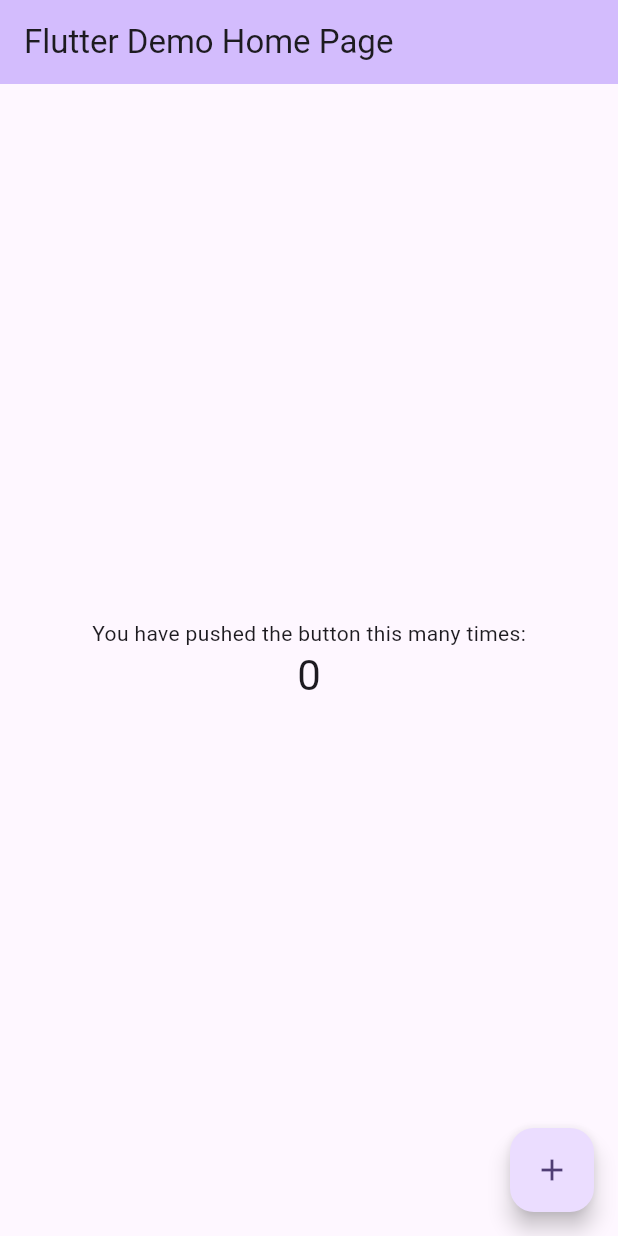
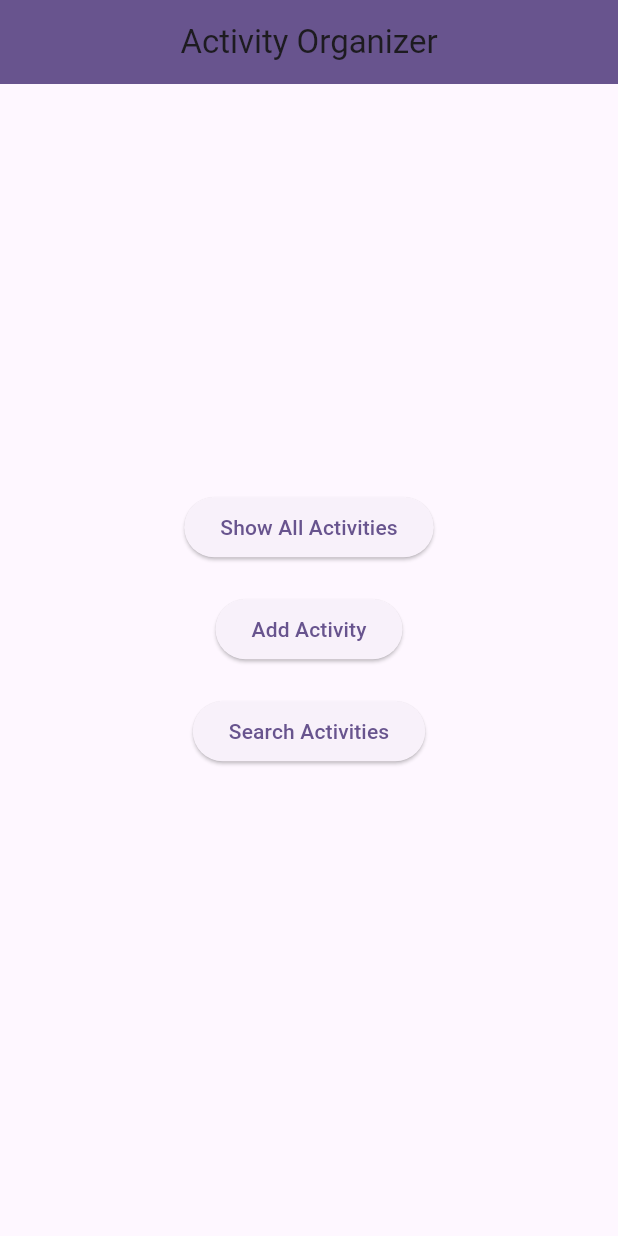
Before and after one commit to LogaPoe/HW8, a Flutter app: the screen it shows after launch, on a phone screen of 412 x 824 dp. Run offline on Flutter 3.47's test engine with Material 3 defaults, Android fonts, the phone set to English and light mode, and no system bars; our stand-ins replace cloud_firestore, firebase_core; accounts and stored records are empty.

```diff
--- a/code/lib/main.dart
+++ b/code/lib/main.dart
@@ -1,125 +1,225 @@
 import 'package:flutter/material.dart';
+import 'package:firebase_core/firebase_core.dart';
+import 'firebase_options.dart';
+import 'package:cloud_firestore/cloud_firestore.dart';
 
-void main() {
-  runApp(const MyApp());
+void main() async {
+  WidgetsFlutterBinding.ensureInitialized();
+  await Firebase.initializeApp(
+    options: DefaultFirebaseOptions.currentPlatform,
+  );
+  runApp(const ActivityManagerApp());
 }
 
-class MyApp extends StatelessWidget {
-  const MyApp({super.key});
+class ActivityManagerApp extends StatelessWidget {
+  const ActivityManagerApp({super.key});
 
-  // This widget is the root of your application.
   @override
   Widget build(BuildContext context) {
     return MaterialApp(
-      title: 'Flutter Demo',
+      title: 'Activity Organizer',
       theme: ThemeData(
-        // This is the theme of your application.
-        //
-        // TRY THIS: Try running your application with "flutter run". You'll see
-        // the application has a purple toolbar. Then, without quitting the app,
-        // try changing the seedColor in the colorScheme below to Colors.green
-        // and then invoke "hot reload" (save your changes or press the "hot
-        // reload" button in a Flutter-supported IDE, or press "r" if you used
-        // the command line to start the app).
-        //
-        // Notice that the counter didn't reset back to zero; the application
-        // state is not lost during the reload. To reset the state, use hot
-        // restart instead.
-        //
-        // This works for code too, not just values: Most code changes can be
-        // tested with just a hot reload.
         colorScheme: ColorScheme.fromSeed(seedColor: Colors.deepPurple),
         useMaterial3: true,
       ),
-      home: const MyHomePage(title: 'Flutter Demo Home Page'),
+      home: const ActivityDashboard(title: 'Activity Organizer'),
     );
   }
 }
 
-class MyHomePage extends StatefulWidget {
-  const MyHomePage({super.key, required this.title});
-
-  // This widget is the home page of your application. It is stateful, meaning
-  // that it has a State object (defined below) that contains fields that affect
-  // how it looks.
-
-  // This class is the configuration for the state. It holds the values (in this
-  // case the title) provided by the parent (in this case the App widget) and
-  // used by the build method of the State. Fields in a Widget subclass are
-  // always marked "final".
-
+class ActivityDashboard extends StatefulWidget {
+  const ActivityDashboard({super.key, required this.title});
   final String title;
 
   @override
-  State<MyHomePage> createState() => _MyHomePageState();
+  State<ActivityDashboard> createState() => _ActivityDashboardState();
 }
 
-class _MyHomePageState extends State<MyHomePage> {
-  int _counter = 0;
+class _ActivityDashboardState extends State<ActivityDashboard> {
+  final TextEditingController _dateController = TextEditingController();
+  final TextEditingController _startController = TextEditingController();
+  final TextEditingController _endController = TextEditingController();
+  final TextEditingController _activityNameController = TextEditingController();
+  final TextEditingController _tagsController = TextEditingController();
 
-  void _incrementCounter() {
+  final TextEditingController _searchDateController = TextEditingController();
+  final TextEditingController _searchTagController = TextEditingController();
+  final TextEditingController _searchNameController = TextEditingController();
+
+  String _feedbackMessage = '';
+
+  Future<void> _createActivity() async {
+    try {
+      await FirebaseFirestore.instance.collection('activities').add({
+        'date': _dateController.text,
+        'startTime': _startController.text,
+        'endTime': _endController.text,
+        'name': _activityNameController.text,
+        'tags': _tagsController.text,
+      });
+
       setState(() {
-      // This call to setState tells the Flutter framework that something has
-      // changed in this State, which causes it to rerun the build method below
-      // so that the display can reflect the updated values. If we changed
-      // _counter without calling setState(), then the build method would not be
-      // called again, and so nothing would appear to happen.
-      _counter++;
+        _feedbackMessage = 'Activity added: ${_activityNameController.text}';
       });
+    } catch (e) {
+      setState(() {
+        _feedbackMessage = 'Error adding activity: $e';
+      });
+    }
+  }
+
+  Future<void> _listActivities() async {
+    try {
+      QuerySnapshot snapshot =
+      await FirebaseFirestore.instance.collection('activities').get();
+      List<QueryDocumentSnapshot> activities = snapshot.docs;
+
+      _showActivityDialog(activities);
+    } catch (e) {
+      setState(() {
+        _feedbackMessage = 'Unable to retrieve activities: $e';
+      });
+    }
+  }
+
+  void _showActivityDialog(List<QueryDocumentSnapshot> activities) {
+    showDialog(
+      context: context,
+      builder: (BuildContext context) {
+        return AlertDialog(
+          title: const Text('All Activities'),
+          content: SingleChildScrollView(
+            child: ListBody(
+              children: activities.map((activity) {
+                Map<String, dynamic> data = activity.data() as Map<String, dynamic>;
+                String activityId = activity.id;
+
+                return ListTile(
+                  title: Text(data['name'] ?? 'Unnamed Activity'),
+                  subtitle: Text(
+                    '${data['date']} from ${data['startTime']} to ${data['endTime']} [Tags: ${data['tags']}]',
+                  ),
+                  trailing: IconButton(
+                    icon: const Icon(Icons.delete, color: Colors.red),
+                    onPressed: () {
+                      _deleteActivity(activityId);
+                      Navigator.of(context).pop();
+                      _listActivities();
+                    },
+                  ),
+                );
+              }).toList(),
+            ),
+          ),
+          actions: [
+            TextButton(
+              onPressed: () => Navigator.of(context).pop(),
+              child: const Text('Close'),
+            ),
+          ],
+        );
+      },
+    );
+  }
+
+  Future<void> _deleteActivity(String activityId) async {
+    try {
+      await FirebaseFirestore.instance.collection('activities').doc(activityId).delete();
+      setState(() {
+        _feedbackMessage = 'Successfully Deleted';
+      });
+    } catch (e) {
+      setState(() {
+        _feedbackMessage = 'Unable to delete activity: $e';
+      });
+    }
+  }
+
+  Future<void> _searchActivities() async {
+    try {
+      Query query = FirebaseFirestore.instance.collection('activities');
+
+      if (_searchDateController.text.isNotEmpty) {
+        query = query.where('date', isEqualTo: _searchDateController.text);
+      }
+      if (_searchTagController.text.isNotEmpty) {
+        List<String> tags = _searchTagController.text.split(',').map((tag) => tag.trim()).toList();
+        query = query.where('tags', arrayContainsAny: tags);
+      }
+      if (_searchNameController.text.isNotEmpty) {
+        query = query.where('name', isEqualTo: _searchNameController.text);
+      }
+
+      QuerySnapshot snapshot = await query.get();
+      _showSearchResults(snapshot.docs);
+    } catch (e) {
+      setState(() {
+        _feedbackMessage = 'Unable to search activities: $e';
+      });
+    }
+  }
+
+  void _showSearchResults(List<QueryDocumentSnapshot> results) {
+    showDialog(
+      context: context,
+      builder: (BuildContext context) {
+        return AlertDialog(
+          title: const Text('Search Results'),
+          content: SingleChildScrollView(
+            child: ListBody(
+              children: results.map((result) {
+                Map<String, dynamic> data = result.data() as Map<String, dynamic>;
+                return ListTile(
+                  title: Text(data['name'] ?? 'Unnamed Activity'),
+                  subtitle: Text(
+                    '${data['date']} from ${data['startTime']} to ${data['endTime']} [Tags: ${data['tags']}]',
+                  ),
+                );
+              }).toList(),
+            ),
+          ),
+          actions: [
+            TextButton(
+              onPressed: () => Navigator.of(context).pop(),
+              child: const Text('Close'),
+            ),
+          ],
+        );
+      },
+    );
   }
 
   @override
   Widget build(BuildContext context) {
-    // This method is rerun every time setState is called, for instance as done
-    // by the _incrementCounter method above.
-    //
-    // The Flutter framework has been optimized to make rerunning build methods
-    // fast, so that you can just rebuild anything that needs updating rather
-    // than having to individually change instances of widgets.
     return Scaffold(
         appBar: AppBar(
-        // TRY THIS: Try changing the color here to a specific color (to
-        // Colors.amber, perhaps?) and trigger a hot reload to see the AppBar
-        // change color while the other colors stay the same.
-        backgroundColor: Theme.of(context).colorScheme.inversePrimary,
-        // Here we take the value from the MyHomePage object that was created by
-        // the App.build method, and use it to set our appbar title.
+        centerTitle: true,
         title: Text(widget.title),
+    backgroundColor: Theme.of(context).colorScheme.primary,
     ),
     body: Center(
-        // Center is a layout widget. It takes a single child and positions it
-        // in the middle of the parent.
     child: Column(
-          // Column is also a layout widget. It takes a list of children and
-          // arranges them vertically. By default, it sizes itself to fit its
-          // children horizontally, and tries to be as tall as its parent.
-          //
-          // Column has various properties to control how it sizes itself and
-          // how it positions its children. Here we use mainAxisAlignment to
-          // center the children vertically; the main axis here is the vertical
-          // axis because Columns are vertical (the cross axis would be
-          // horizontal).
-          //
-          // TRY THIS: Invoke "debug painting" (choose the "Toggle Debug Paint"
-          // action in the IDE, or press "p" in the console), to see the
-          // wireframe for each widget.
     mainAxisAlignment: MainAxisAlignment.center,
-          children: <Widget>[
-            const Text(
-              'You have pushed the button this many times:',
+    children: [
+    ElevatedButton(
+    onPressed: _listActivities,
+    child: const Text('Show All Activities'),
     ),
-            Text(
-              '$_counter',
-              style: Theme.of(context).textTheme.headlineMedium,
+    const SizedBox(height: 20),
+    ElevatedButton(
+    onPressed: _createActivity,
+    child: const Text('Add Activity'),
     ),
+    const SizedBox(height: 20),
+    ElevatedButton(
+    onPressed: _searchActivities,
+    child: const Text('Search Activities'),
+    ),
+    const SizedBox(height: 20),
+    Text(_feedbackMessage),
     ],
     ),
     ),
-      floatingActionButton: FloatingActionButton(
-        onPressed: _incrementCounter,
-        tooltip: 'Increment',
-        child: const Icon(Icons.add),
-      ), // This trailing comma makes auto-formatting nicer for build methods.
     );
   }
 }
--- a/code/pubspec.yaml
+++ b/code/pubspec.yaml
@@ -35,6 +35,10 @@ dependencies:
   # The following adds the Cupertino Icons font to your application.
   # Use with the CupertinoIcons class for iOS style icons.
   cupertino_icons: ^1.0.8
+  firebase_core: ^3.8.0
+  firebase_auth: ^5.3.3
+  cloud_firestore: ^5.5.0
+  provider: ^6.1.2
 
 dev_dependencies:
   flutter_test:
@@ -45,7 +49,7 @@ dev_dependencies:
   # activated in the `analysis_options.yaml` file located at the root of your
   # package. See that file for information about deactivating specific lint
   # rules and activating additional ones.
-  flutter_lints: ^4.0.0
+  flutter_lints: ^5.0.0
 
 # For information on the generic Dart part of this file, see the
 # following page: https://dart.dev/tools/pub/pubspec
```
Also changed, not shown: code/lib/google-services.json (added, +29 -0 lines), code/firebase.json (added), code/lib/firebase_options.dart (added), code/pubspec.lock, 5 other files. Lines whose indentation alone changed are shown as unchanged.
